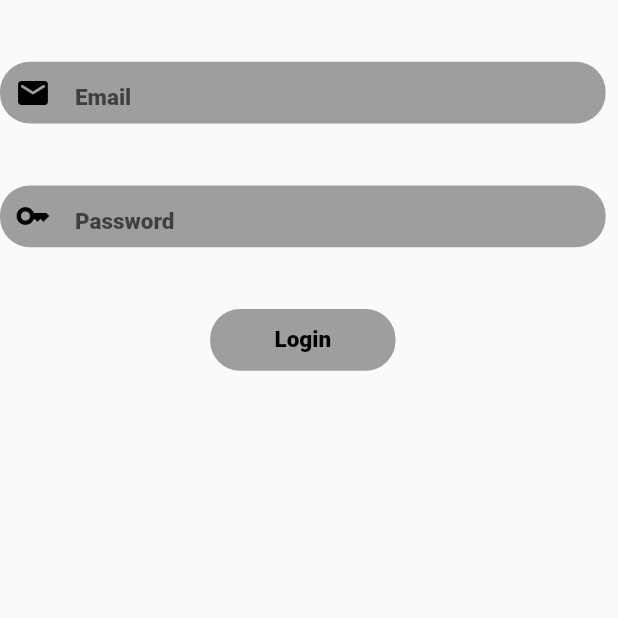
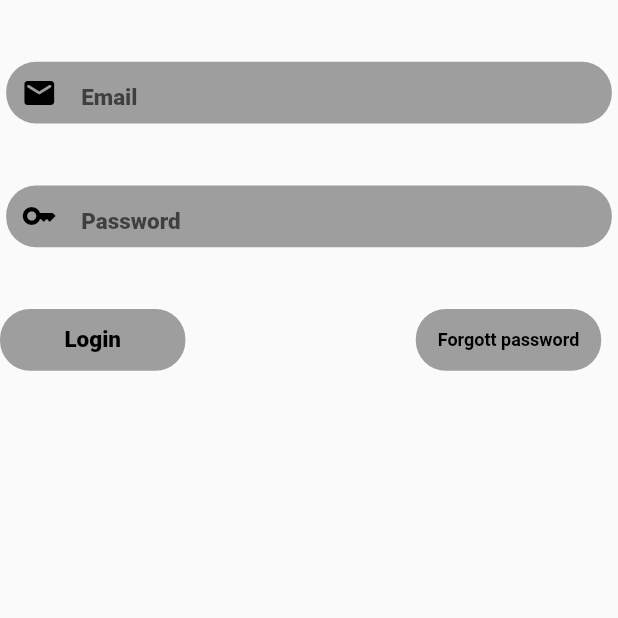
Before and after one commit to shiblisha/firebase_project, a Flutter app: the screen it shows after launch, after a tap on "go to login", on a phone screen of 412 x 824 dp, the top half of it. Run offline on Flutter 3.47's test engine with Material 2 defaults, Android fonts, the phone set to English and light mode, and no system bars; our stand-ins replace firebase_auth, firebase_core, fluttertoast; accounts and stored records are empty; network calls fail.

```diff
--- a/lib/Login.dart
+++ b/lib/Login.dart
@@ -1,4 +1,5 @@
 import 'package:firebase_auth/firebase_auth.dart';
+import 'package:firebase_project/forgot_password.dart';
 import 'package:firebase_project/toastmessege.dart';
 import 'package:flutter/material.dart';
 
@@ -10,9 +11,11 @@ class Login extends StatefulWidget {
   @override
   State<Login> createState() => _LoginState();
 }
+
 TextEditingController email = TextEditingController();
 TextEditingController password = TextEditingController();
 FirebaseAuth auth = FirebaseAuth.instance;
+
 class _LoginState extends State<Login> {
   @override
   Widget build(BuildContext context) {
@@ -31,7 +34,8 @@ class _LoginState extends State<Login> {
                   borderRadius: BorderRadius.circular(20),
                   color: Colors.grey,
                 ),
-                child: TextFormField(controller: email,
+                child: TextFormField(
+                  controller: email,
                   decoration: InputDecoration(
                       focusedBorder: InputBorder.none,
                       disabledBorder: InputBorder.none,
@@ -57,7 +61,8 @@ class _LoginState extends State<Login> {
                   borderRadius: BorderRadius.circular(20),
                   color: Colors.grey,
                 ),
-                child: TextFormField(controller: password,
+                child: TextFormField(
+                  controller: password,
                   decoration: InputDecoration(
                       focusedBorder: InputBorder.none,
                       disabledBorder: InputBorder.none,
@@ -76,28 +81,61 @@ class _LoginState extends State<Login> {
             SizedBox(
               height: mheight * .05,
             ),
-
+            Row(
+              children: [
                 Container(
                   height: mheight * .05,
                   width: mwidth * .3,
                   decoration: BoxDecoration(
                       borderRadius: BorderRadius.circular(20),
                       color: Colors.grey),
-              child:TextButton(
-                onPressed: () { auth.signInWithEmailAndPassword(
+                  child: TextButton(
+                    onPressed: () {
+                      auth
+                          .signInWithEmailAndPassword(
                               email: email.text, password: password.text)
                           .then((value) => {
-                  Navigator.of(context).push(MaterialPageRoute(builder: (BuildContext a)=>Home())),
+                                Navigator.of(context).push(MaterialPageRoute(
+                                    builder: (BuildContext a) => Home())),
                                 ToastMessage().toastmessage(message: 'welcome')
                               })
                           .onError((error, stackTrace) => ToastMessage()
-                    .toastmessage(message: error.toString())); },
-                child: Text ('Login',style: TextStyle(color: Colors.black,
-                    fontSize: 15,fontWeight: FontWeight.w900
-
-                ),),
+                              .toastmessage(message: error.toString()));
+                    },
+                    child: Text(
+                      'Login',
+                      style: TextStyle(
+                          color: Colors.black,
+                          fontSize: 15,
+                          fontWeight: FontWeight.w900),
                     ),
-            )
+                  ),
+                ),
+                SizedBox(
+                  width: 30,
+                ),
+                SizedBox(
+                  width: mwidth * .3,
+                ),
+                Container(
+                    height: mheight * .05,
+                    width: mwidth * .3,
+                    decoration: BoxDecoration(
+                        borderRadius: BorderRadius.circular(20),
+                        color: Colors.grey),
+                    child: TextButton(
+                        child: Text(
+                          'Forgott password',
+                          style: TextStyle(
+                              fontSize: 12,
+                              fontWeight: FontWeight.bold,
+                              color: Colors.black),
+                        ),
+                        onPressed: () => Navigator.of(context).push(
+                            MaterialPageRoute(
+                                builder: (ctx) =>Forgot_password())))),
+              ],
+            ),
           ],
         ),
       ),
--- a/lib/sign_up.dart
+++ b/lib/sign_up.dart
@@ -1,4 +1,5 @@
 import 'package:firebase_auth/firebase_auth.dart';
+import 'package:firebase_project/phone_number.dart';
 import 'package:firebase_project/toastmessege.dart';
 import 'package:flutter/material.dart';
 
@@ -133,11 +134,22 @@ class _Sign_upState extends State<Sign_up> {
               SizedBox(
                 height: mheight * .05,
               ),
-              Container( height: mheight * .05,
-                width: mwidth * .3,decoration: BoxDecoration(
-                    borderRadius: BorderRadius.circular(20),
-                    color: Colors.grey),
-               child: TextButton(child: Text('go to login'),onPressed:()=>Navigator.of(context).push(MaterialPageRoute(builder:(ctx)=>Login())))),
+              Row(
+                children: [SizedBox(width: mwidth*.05,),
+                  Container( height: mheight * .05,
+                    width: mwidth * .3,decoration: BoxDecoration(
+                        borderRadius: BorderRadius.circular(20),
+                        color: Colors.grey),
+                   child: TextButton(child: Text('go to login',style: TextStyle(fontSize: 12,fontWeight:FontWeight.bold,color: Colors.black)),onPressed:()=>Navigator.of(context).push(MaterialPageRoute(builder:(ctx)=>Login())))),
+                  SizedBox(width: mwidth*.3,),
+                  Container( height: mheight * .05,
+                    width: mwidth * .3,decoration: BoxDecoration(
+                        borderRadius: BorderRadius.circular(20),
+                        color: Colors.grey),
+                    child: TextButton(child: Text('Sign with number',style: TextStyle(fontSize: 12,fontWeight:FontWeight.bold,color: Colors.black),),onPressed:()=>Navigator.of(context).push(MaterialPageRoute(builder:(ctx)=>Signup_number())))),]
+              ),
+
+
             ],
           ),
         ),
```
Also changed, not shown: lib/forgot_password.dart (added, +89 -0 lines), lib/otp.dart (added, +77 -0 lines), lib/phone_number.dart (added, +88 -0 lines). Lines whose indentation alone changed are shown as unchanged.
